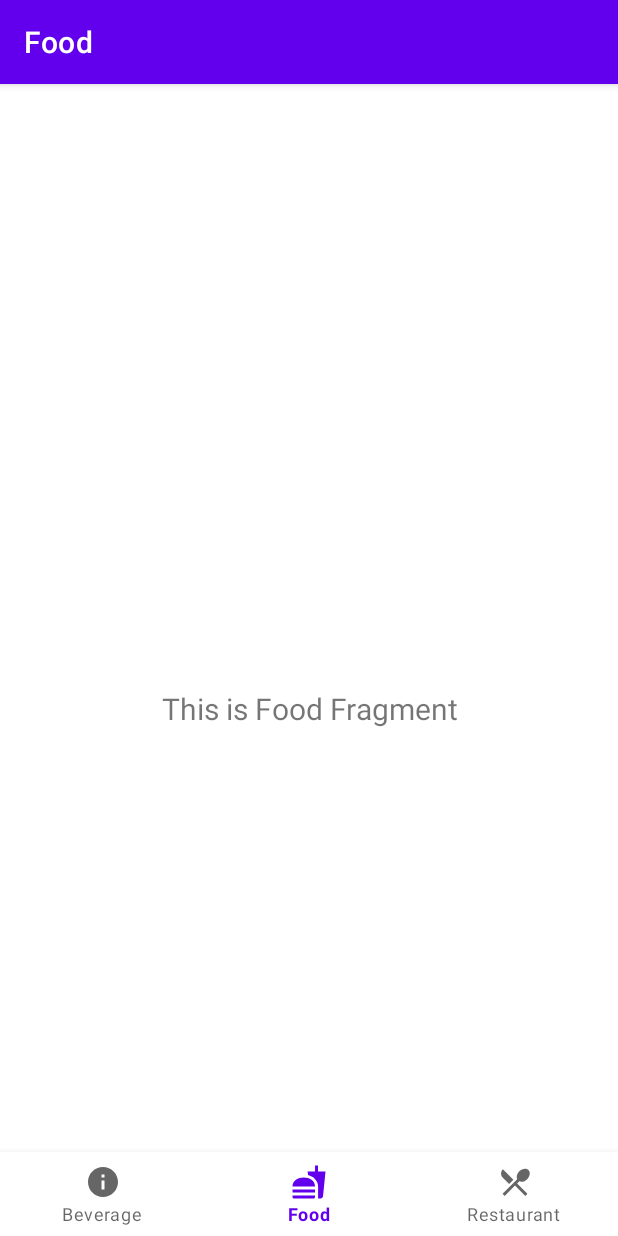
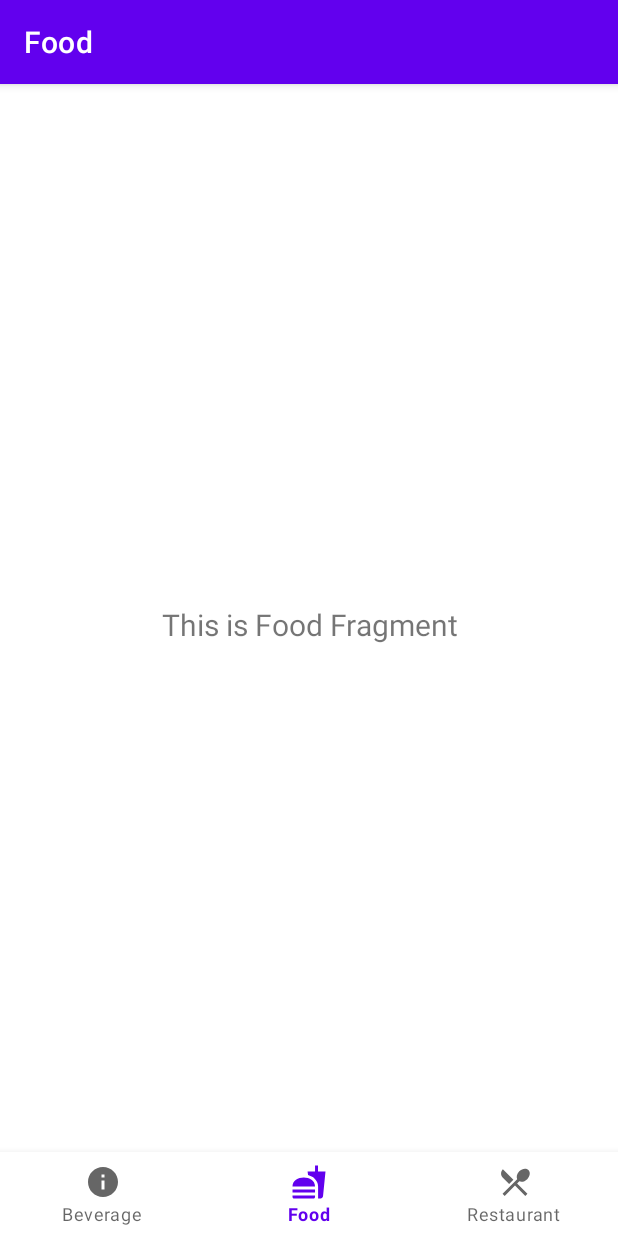
Before and after one commit to christiantonatalio/papb-team2, an Android app: the screen it shows after launch (MainActivity), on a phone screen of 412 x 824 dp. Run offline under Robolectric (Android 15) with nearby library versions, the phone set to English and light mode, and no system bars; our stand-ins replace navigation-ui.

Commit message:
Fixed unnecessary black space in main activity

```diff
--- a/app/src/main/java/com/example/foodapp/ui/beverage/BeverageAdapter.kt
+++ b/app/src/main/java/com/example/foodapp/ui/beverage/BeverageAdapter.kt
@@ -1,6 +1,5 @@
 package com.example.foodapp.ui.beverage
 
-import android.content.Intent
 import android.view.LayoutInflater
 import android.view.View
 import android.view.ViewGroup
--- a/app/src/main/res/layout/activity_main.xml
+++ b/app/src/main/res/layout/activity_main.xml
@@ -1,10 +1,11 @@
 <?xml version="1.0" encoding="utf-8"?>
 <androidx.constraintlayout.widget.ConstraintLayout xmlns:android="http://schemas.android.com/apk/res/android"
     xmlns:app="http://schemas.android.com/apk/res-auto"
+    xmlns:tools="http://schemas.android.com/tools"
     android:id="@+id/container"
     android:layout_width="match_parent"
     android:layout_height="match_parent"
-    android:paddingTop="?attr/actionBarSize">
+    >
 
     <com.google.android.material.bottomnavigation.BottomNavigationView
         android:id="@+id/nav_view"
@@ -24,10 +25,11 @@
         android:layout_width="match_parent"
         android:layout_height="match_parent"
         app:defaultNavHost="true"
-        app:layout_constraintBottom_toTopOf="@id/nav_view"
-        app:layout_constraintLeft_toLeftOf="parent"
-        app:layout_constraintRight_toRightOf="parent"
+        android:layout_marginBottom="55dp"
+        app:layout_constraintBottom_toTopOf="parent"
+        app:layout_constraintStart_toStartOf="parent"
         app:layout_constraintTop_toTopOf="parent"
+        app:layout_constraintVertical_bias="0.0"
         app:navGraph="@navigation/mobile_navigation" />
 
 </androidx.constraintlayout.widget.ConstraintLayout>
--- a/app/src/main/res/layout/item_beverage.xml
+++ b/app/src/main/res/layout/item_beverage.xml
@@ -2,7 +2,7 @@
 <androidx.constraintlayout.widget.ConstraintLayout
     xmlns:android="http://schemas.android.com/apk/res/android"
     android:layout_width="match_parent"
-    android:layout_height="match_parent"
+    android:layout_height="wrap_content"
     xmlns:app="http://schemas.android.com/apk/res-auto"
     android:padding="10dp">
 
```
